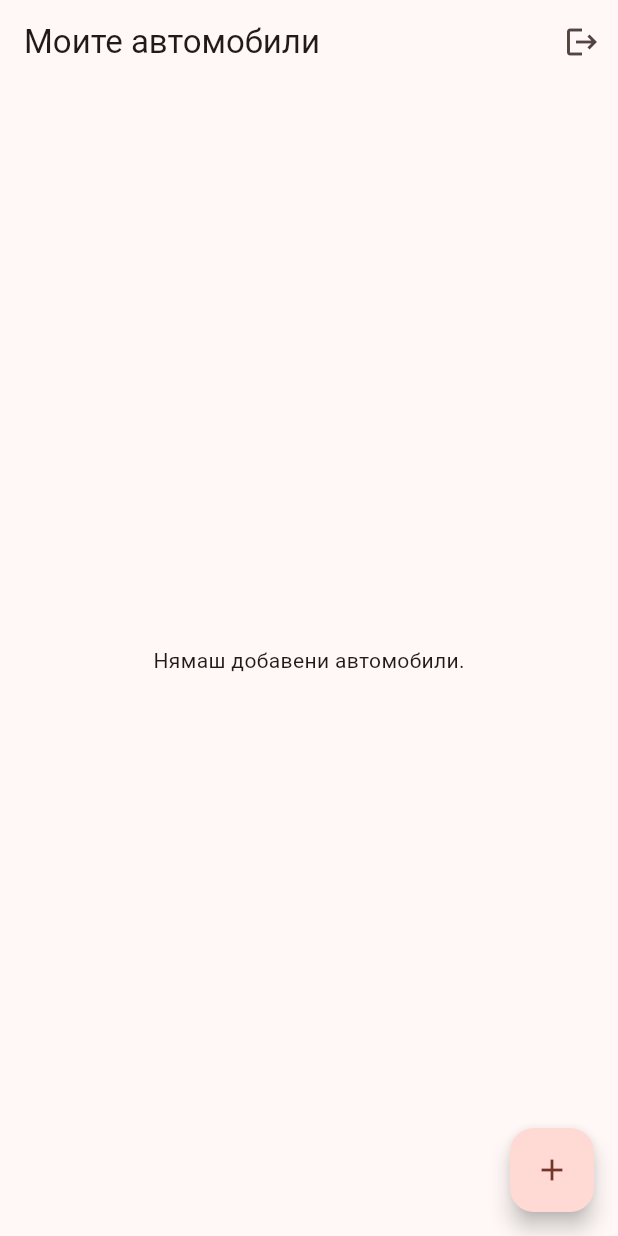
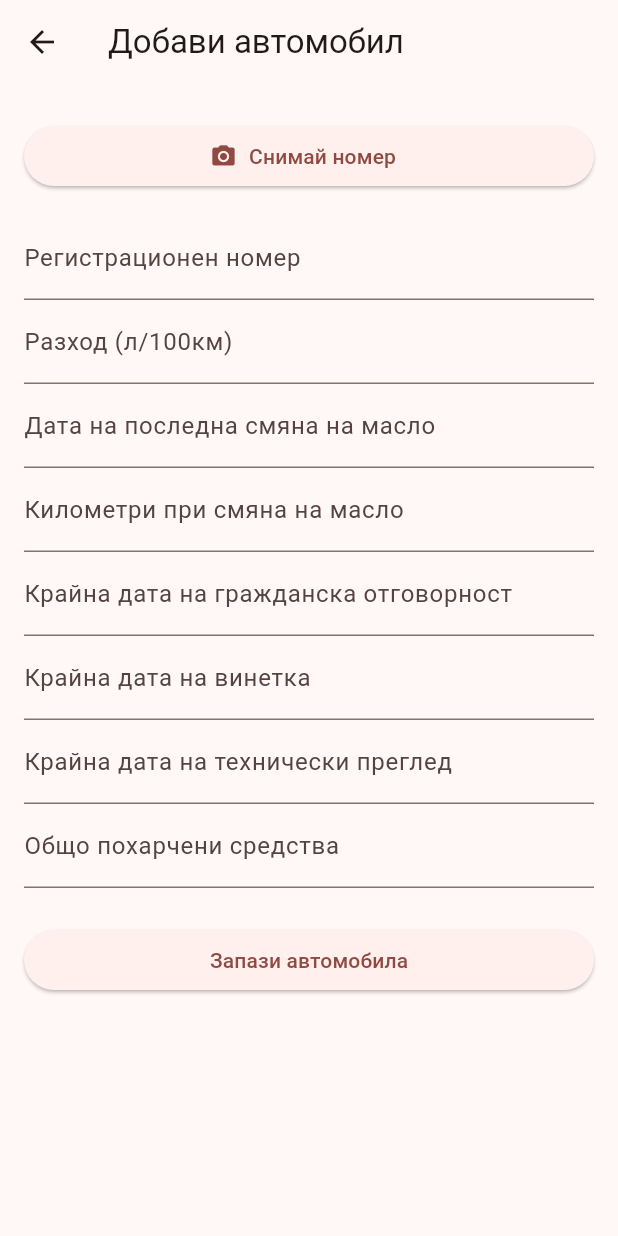
Before and after one commit to Toty8/Car_Diary, a Flutter app: the HomeScreen screen opened directly with empty values, after a tap on the "add" icon, on a phone screen of 412 x 824 dp. Run offline on Flutter 3.47's test engine with Material 3 defaults, Android fonts, the phone set to English and light mode, and no system bars; our stand-ins replace image_picker, sqflite; accounts and stored records are empty.

Commit message:
Create add car functionality and fix minor bugs

```diff
--- /dev/null
+++ b/lib/Views/add_car_screen.dart
@@ -0,0 +1,151 @@
+import 'package:flutter/material.dart';
+import 'package:image_picker/image_picker.dart';
+import 'dart:io';
+
+import '../models/car.dart';
+import '../models/user.dart';
+import '../database/database_helper.dart';
+
+class AddCarScreen extends StatefulWidget {
+  final User user;
+
+  const AddCarScreen({super.key, required this.user});
+
+  @override
+  State<AddCarScreen> createState() => _AddCarScreenState();
+}
+
+class _AddCarScreenState extends State<AddCarScreen> {
+  final _formKey = GlobalKey<FormState>();
+  String _registrationNumber = '';
+  double _fuelConsumption = 0;
+  String _lastOilChangeDate = '';
+  int _lastOilChangeKm = 0;
+  String _insuranceDueDate = '';
+  String _vignetteDueDate = '';
+  String _technicalDueDate = '';
+  double _totalSpent = 0;
+
+  File? _capturedImage;
+  final picker = ImagePicker();
+
+  Future<void> _pickImageFromCamera() async {
+    final pickedFile = await picker.pickImage(source: ImageSource.camera);
+
+    if (pickedFile != null) {
+      setState(() {
+        _capturedImage = File(pickedFile.path);
+      });
+
+      // TODO Тук ще добавим OCR по-късно
+      ScaffoldMessenger.of(context).showSnackBar(
+        const SnackBar(content: Text('Заснета е снимка – OCR предстои')),
+      );
+    }
+  }
+
+  Future<void> _saveCar() async {
+    if (_formKey.currentState!.validate()) {
+      _formKey.currentState!.save();
+
+      Car newCar = Car(
+        userId: widget.user.id!,
+        registrationNumber: _registrationNumber,
+        fuelConsumption: _fuelConsumption,
+        lastOilChangeDate: _lastOilChangeDate,
+        lastOilChangeKm: _lastOilChangeKm,
+        insuranceDueDate: _insuranceDueDate,
+        vignetteDueDate: _vignetteDueDate,
+        technicalDueDate: _technicalDueDate,
+        totalSpent: _totalSpent,
+      );
+
+      await DatabaseHelper.instance.insertCar(newCar);
+      if (!mounted) return;
+      Navigator.pop(context);
+    }
+  }
+
+  @override
+  Widget build(BuildContext context) {
+    return Scaffold(
+      appBar: AppBar(title: const Text('Добави автомобил')),
+      body: Padding(
+        padding: const EdgeInsets.all(16),
+        child: Form(
+          key: _formKey,
+          child: ListView(
+            children: [
+              if (_capturedImage != null)
+                Image.file(_capturedImage!, height: 150),
+
+              const SizedBox(height: 8),
+              ElevatedButton.icon(
+                icon: const Icon(Icons.camera_alt),
+                label: const Text('Снимай номер'),
+                onPressed: _pickImageFromCamera,
+              ),
+              const SizedBox(height: 16),
+
+              TextFormField(
+                decoration: const InputDecoration(labelText: 'Регистрационен номер'),
+                validator: (value) => value!.isEmpty ? 'Въведи номер' : null,
+                onSaved: (value) => _registrationNumber = value!,
+              ),
+
+              TextFormField(
+                decoration: const InputDecoration(labelText: 'Разход (л/100км)'),
+                keyboardType: TextInputType.number,
+                validator: (value) => value!.isEmpty ? 'Въведи разход' : null,
+                onSaved: (value) => _fuelConsumption = double.parse(value!),
+              ),
+
+              TextFormField(
+                decoration: const InputDecoration(labelText: 'Дата на последна смяна на масло'),
+                validator: (value) => value!.isEmpty ? 'Въведи дата' : null,
+                onSaved: (value) => _lastOilChangeDate = value!,
+              ),
+
+              TextFormField(
+                decoration: const InputDecoration(labelText: 'Километри при смяна на масло'),
+                keyboardType: TextInputType.number,
+                validator: (value) => value!.isEmpty ? 'Въведи километри' : null,
+                onSaved: (value) => _lastOilChangeKm = int.parse(value!),
+              ),
+
+              TextFormField(
+                decoration: const InputDecoration(labelText: 'Крайна дата на гражданска отговорност'),
+                validator: (value) => value!.isEmpty ? 'Въведи дата' : null,
+                onSaved: (value) => _insuranceDueDate = value!,
+              ),
+
+              TextFormField(
+                decoration: const InputDecoration(labelText: 'Крайна дата на винетка'),
+                validator: (value) => value!.isEmpty ? 'Въведи дата' : null,
+                onSaved: (value) => _vignetteDueDate = value!,
+              ),
+
+              TextFormField(
+                decoration: const InputDecoration(labelText: 'Крайна дата на технически преглед'),
+                validator: (value) => value!.isEmpty ? 'Въведи дата' : null,
+                onSaved: (value) => _technicalDueDate = value!,
+              ),
+
+              TextFormField(
+                decoration: const InputDecoration(labelText: 'Общо похарчени средства'),
+                keyboardType: TextInputType.number,
+                onSaved: (value) => _totalSpent = double.tryParse(value ?? '') ?? 0,
+              ),
+
+              const SizedBox(height: 24),
+              ElevatedButton(
+                onPressed: _saveCar,
+                child: const Text('Запази автомобила'),
+              ),
+            ],
+          ),
+        ),
+      ),
+    );
+  }
+}
--- a/lib/Views/home_screen.dart
+++ b/lib/Views/home_screen.dart
@@ -3,6 +3,7 @@ import '../database/database_helper.dart';
 import '../models/user.dart';
 import '../models/car.dart';
 import '../Views/login_register_screen.dart';
+import '../Views/add_car_screen.dart';
 
 class HomeScreen extends StatefulWidget {
   final User user;
@@ -93,7 +94,12 @@ class _HomeScreenState extends State<HomeScreen> {
             ),
       floatingActionButton: FloatingActionButton(
         onPressed: () {
-          // TODO: Премини към екран за добавяне на автомобил
+          Navigator.push(
+            context,
+            MaterialPageRoute(
+              builder: (context) => AddCarScreen(user: widget.user),
+            ),
+          ).then((_) => _loadCars());
         },
         child: const Icon(Icons.add),
       ),
--- a/lib/Views/login_register_screen.dart
+++ b/lib/Views/login_register_screen.dart
@@ -99,7 +99,6 @@ class _LoginRegisterScreenState extends State<LoginRegisterScreen> with SingleTi
                 children: [
                   TextFormField(
                     decoration: const InputDecoration(labelText: 'Имейл'),
-                    obscureText: true,
                     validator: (value) => value == null || value.isEmpty ? 'Въведи имейл' : null,
                     onSaved: (value) => _loginEmail = value!,
                   ),
@@ -127,7 +126,6 @@ class _LoginRegisterScreenState extends State<LoginRegisterScreen> with SingleTi
                 children: [
                   TextFormField(
                     decoration: const InputDecoration(labelText: 'Имейл'),
-                    obscureText: true,
                     validator: (value) => value == null || value.isEmpty ? 'Въведи имейл' : null,
                     onSaved: (value) => _registerEmail = value!,
                   ),
--- a/pubspec.yaml
+++ b/pubspec.yaml
@@ -36,6 +36,7 @@ dependencies:
   cupertino_icons: ^1.0.8
   sqflite: ^2.4.2
   path: ^1.8.3
+  image_picker: ^1.0.4
 
 dev_dependencies:
   flutter_test:
```
Also changed, not shown: pubspec.lock.
